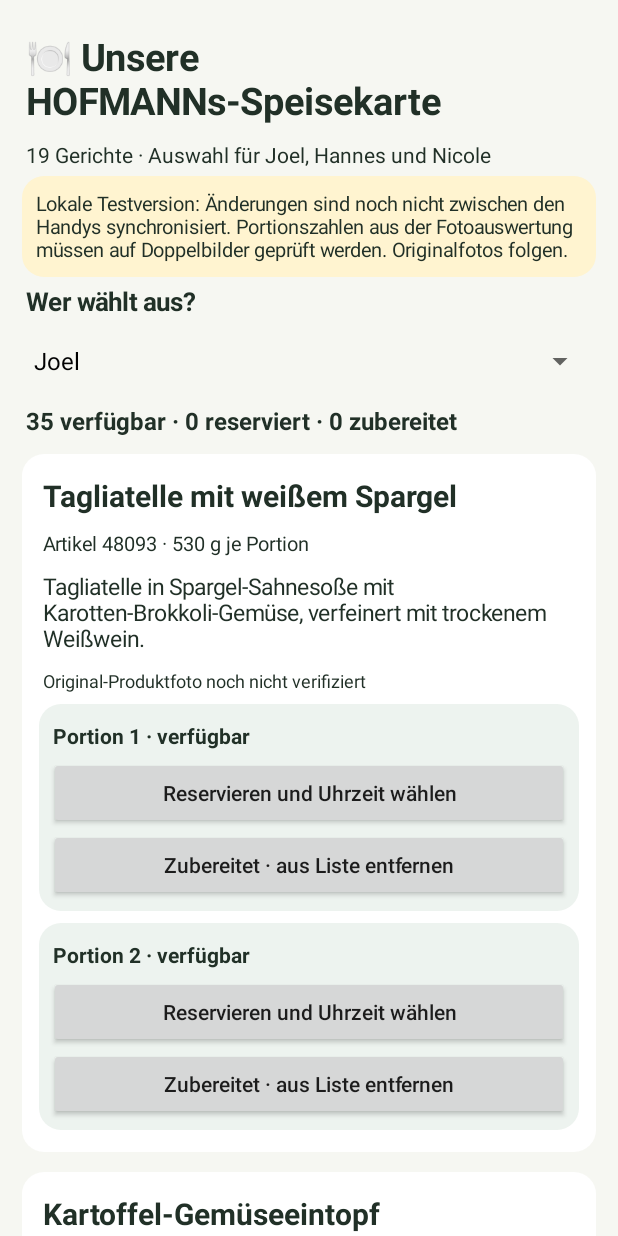
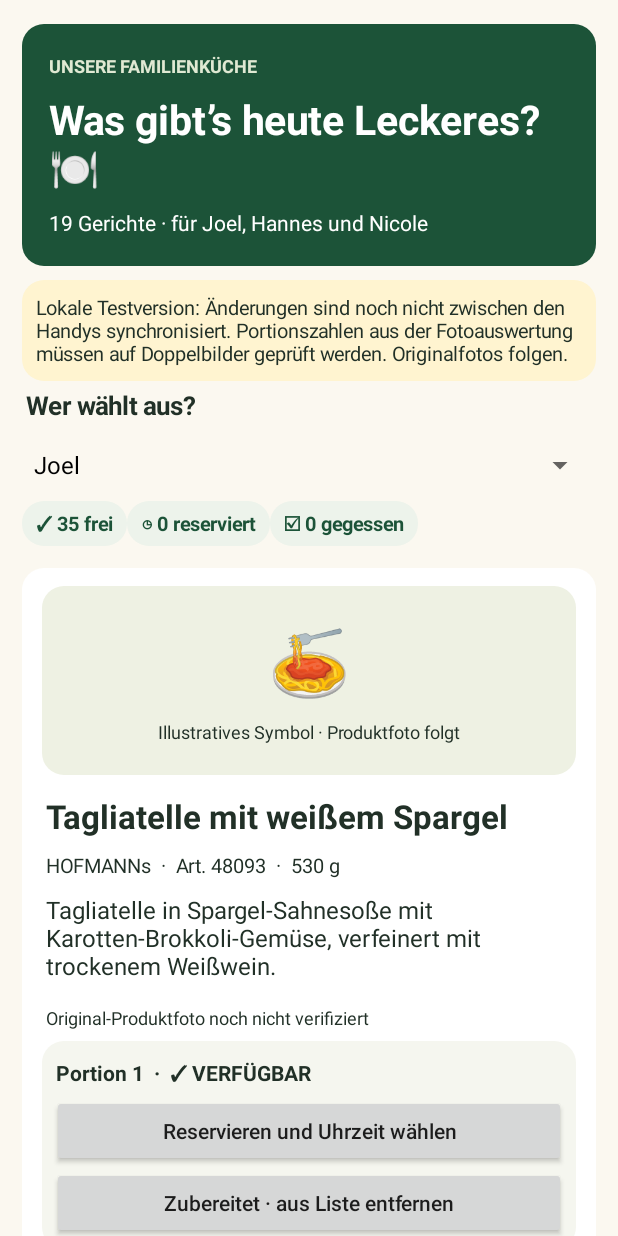
Before and after one commit to gifthub2013/Hofmann-Speisekarte-, an Android app: the screen it shows after launch (MainActivity), on a phone screen of 412 x 824 dp. Run offline under Robolectric (Android 15) with nearby library versions, the phone set to English and light mode, and no system bars.

Commit message:
Refresh menu app with warm bistro-style cards, category visuals and reservation status

```diff
--- a/app/src/main/java/de/hofmann/familienmenue/MainActivity.java
+++ b/app/src/main/java/de/hofmann/familienmenue/MainActivity.java
@@ -12,6 +12,8 @@ import java.text.SimpleDateFormat;
 import java.util.Date;
 import java.util.Locale;
 import android.graphics.Typeface;
+import android.view.Gravity;
+import android.graphics.drawable.ColorDrawable;
 import android.view.View;
 import android.widget.*;
 import android.graphics.drawable.GradientDrawable;
@@ -43,7 +45,27 @@ public class MainActivity extends Activity {
   Spinner user;
   TextView stats;
   boolean showRemoved=false;
-  int green=Color.rgb(29,103,62);
+  int green=Color.rgb(28,83,56);
+  int cream=Color.rgb(251,248,240);
+  String foodIcon(String id){
+    switch(id){
+      case "48093":case "48939":case "48909":return "🍝";
+      case "6816":return "🥣";
+      case "48087":case "8305":case "48210":return "🍽️";
+      case "48076":case "6720":return "🍖";
+      case "7215":case "41001":return "🥩";
+      case "48528":case "48526":return "🍗";
+      case "48461":return "🧆";
+      case "48418":return "🍲";
+      case "6315":return "🥔";
+      case "7914":return "🍑";
+      case "48073":return "🥬";
+      case "7524":return "🦆";
+      default:return "🍴";
+    }
+  }
+  TextView pill(String label,int color){TextView v=text(label,13,true);v.setTextColor(color);v.setPadding(14,9,14,9);v.setBackground(bg(Color.rgb(237,243,235)));return v;}
+  void gap(LinearLayout box,int height){View v=new View(this);box.addView(v,new LinearLayout.LayoutParams(1,height));}
   @Override public void onCreate(Bundle state) { super.onCreate(state); prefs=getSharedPreferences("menu-v1",MODE_PRIVATE); render(); }
   GradientDrawable bg(int color) { GradientDrawable d=new GradientDrawable(); d.setColor(color); d.setCornerRadius(22); return d; }
   TextView text(String s,int sp,boolean bold){TextView t=new TextView(this);t.setText(s);t.setTextSize(sp);t.setTextColor(Color.rgb(33,48,39));if(bold)t.setTypeface(null,Typeface.BOLD);t.setPadding(4,7,4,7);return t;}
@@ -77,29 +99,39 @@ public class MainActivity extends Activity {
   }
   void render(){
     ScrollView scroll=new ScrollView(this);scroll.setFillViewport(true);
-    LinearLayout root=new LinearLayout(this);root.setOrientation(1);root.setPadding(22,24,22,24);root.setBackgroundColor(Color.rgb(246,247,242));scroll.addView(root);setContentView(scroll);
-    root.addView(text("🍽 Unsere HOFMANNs-Speisekarte",25,true));
-    root.addView(text("19 Gerichte · Auswahl für Joel, Hannes und Nicole",14,false));
+    LinearLayout root=new LinearLayout(this);root.setOrientation(1);root.setPadding(22,24,22,24);root.setBackgroundColor(cream);scroll.addView(root);setContentView(scroll);
+    LinearLayout hero=new LinearLayout(this);hero.setOrientation(1);hero.setPadding(23,22,23,22);hero.setBackground(bg(green));
+    TextView eyebrow=text("UNSERE FAMILIENKÜCHE",12,true);eyebrow.setTextColor(Color.rgb(224,233,211));hero.addView(eyebrow);
+    TextView title=text("Was gibt’s heute Leckeres? 🍽️",27,true);title.setTextColor(Color.WHITE);hero.addView(title);
+    TextView subtitle=text("19 Gerichte · für Joel, Hannes und Nicole",14,false);subtitle.setTextColor(Color.WHITE);hero.addView(subtitle);
+    root.addView(hero);gap(root,14);
     TextView warning=text("Lokale Testversion: Änderungen sind noch nicht zwischen den Handys synchronisiert. Portionszahlen aus der Fotoauswertung müssen auf Doppelbilder geprüft werden. Originalfotos folgen.",13,false);warning.setBackground(bg(Color.rgb(255,244,208)));warning.setPadding(14,14,14,14);root.addView(warning);
     root.addView(text("Wer wählt aus?",17,true));
     user=new Spinner(this);String[] people={"Joel","Hannes","Nicole"};ArrayAdapter<String> adapter=new ArrayAdapter<>(this,android.R.layout.simple_spinner_dropdown_item,people);user.setAdapter(adapter);String last=prefs.getString("person","Joel");for(int i=0;i<people.length;i++)if(people[i].equals(last))user.setSelection(i);user.setOnItemSelectedListener(new android.widget.AdapterView.OnItemSelectedListener(){public void onNothingSelected(android.widget.AdapterView<?> p){}public void onItemSelected(android.widget.AdapterView<?> p,View v,int pos,long id){prefs.edit().putString("person",people[pos]).apply();}});root.addView(user);
     int free=0,res=0,done=0;
     for(String[] m:menus)for(int j=1;j<=Integer.parseInt(m[3]);j++){String v=prefs.getString(key(m[1],j),"");if(v.equals("done"))done++;else if(v.isEmpty())free++;else res++;}
-    root.addView(text(free+" verfügbar · "+res+" reserviert · "+done+" zubereitet",16,true));
+    LinearLayout counts=new LinearLayout(this);counts.setOrientation(0);counts.setGravity(Gravity.CENTER_VERTICAL);
+    TextView a=pill("✓ "+free+" frei",green),b=pill("◷ "+res+" reserviert",green),c=pill("☑ "+done+" gegessen",green);
+    counts.addView(a);counts.addView(b);counts.addView(c);root.addView(counts);gap(root,12);
     list=new LinearLayout(this);list.setOrientation(1);root.addView(list);
     for(String[] m:menus){
-      LinearLayout card=new LinearLayout(this);card.setOrientation(1);card.setPadding(17,14,17,14);card.setBackground(bg(Color.WHITE));LinearLayout.LayoutParams cp=new LinearLayout.LayoutParams(-1,-2);cp.setMargins(0,10,0,10);
+      LinearLayout card=new LinearLayout(this);card.setOrientation(1);card.setPadding(20,18,20,18);card.setBackground(bg(Color.WHITE));LinearLayout.LayoutParams cp=new LinearLayout.LayoutParams(-1,-2);cp.setMargins(0,10,0,10);
       boolean any=false;for(int j=1;j<=Integer.parseInt(m[3]);j++)if(!prefs.getString(key(m[1],j),"").equals("done"))any=true;
       if(!any)continue;
-      card.addView(text(m[0],20,true));card.addView(text("Artikel "+m[1]+" · "+m[2]+" g je Portion",13,false));
-      card.addView(text(m[4],15,false));
+      LinearLayout imageHeader=new LinearLayout(this);imageHeader.setGravity(Gravity.CENTER);imageHeader.setOrientation(1);
+      imageHeader.setBackground(bg(Color.rgb(238,241,227)));imageHeader.setPadding(10,24,10,24);
+      TextView pict=text(foodIcon(m[1]),44,true);pict.setGravity(Gravity.CENTER);imageHeader.addView(pict);
+      TextView imageNote=text("Illustratives Symbol · Produktfoto folgt",12,false);imageNote.setGravity(Gravity.CENTER);imageHeader.addView(imageNote);
+      card.addView(imageHeader);gap(card,12);
+      card.addView(text(m[0],22,true));card.addView(text("HOFMANNs  ·  Art. "+m[1]+"  ·  "+m[2]+" g",13,false));
+      card.addView(text(m[4],16,false));gap(card,9);
       String officialUrl = m[1].equals("48087") ? "https://hofmanns-shop.de/products/schweinesteak-au-four" : m[1].equals("48073") ? "https://hofmanns-shop.de/products/grunkohl-norddeutsche-art-1" : null;
       if(officialUrl!=null){ card.addView(text("Offizielles HOFMANNs-Produktfoto verfügbar",12,false)); button(card,"Original-Produktfoto ansehen",()->startActivity(new Intent(Intent.ACTION_VIEW,Uri.parse(officialUrl)))); }
       else card.addView(text("Original-Produktfoto noch nicht verifiziert",12,false));
       for(int j=1;j<=Integer.parseInt(m[3]);j++){
         final String k=key(m[1],j);String v=prefs.getString(k,"");if(v.equals("done"))continue;
-        LinearLayout slot=new LinearLayout(this);slot.setOrientation(1);slot.setPadding(10,10,10,10);slot.setBackground(bg(Color.rgb(237,243,239)));
-        slot.addView(text("Portion "+j+" · "+(v.isEmpty()?"verfügbar":"reserviert von "+v),14,true));
+        LinearLayout slot=new LinearLayout(this);slot.setOrientation(1);slot.setPadding(10,10,10,10);slot.setBackground(bg(Color.rgb(245,246,239)));
+        slot.addView(text("Portion "+j+"  ·  "+(v.isEmpty()?"✓ VERFÜGBAR":"● RESERVIERT VON "+v.toUpperCase(Locale.GERMANY)),14,true));
         if(v.isEmpty())button(slot,"Reservieren und Uhrzeit wählen",()->choosePreparationTime(k,user.getSelectedItem().toString()));
         else {
           String planned=prefs.getString("planned-"+k,"");
```
